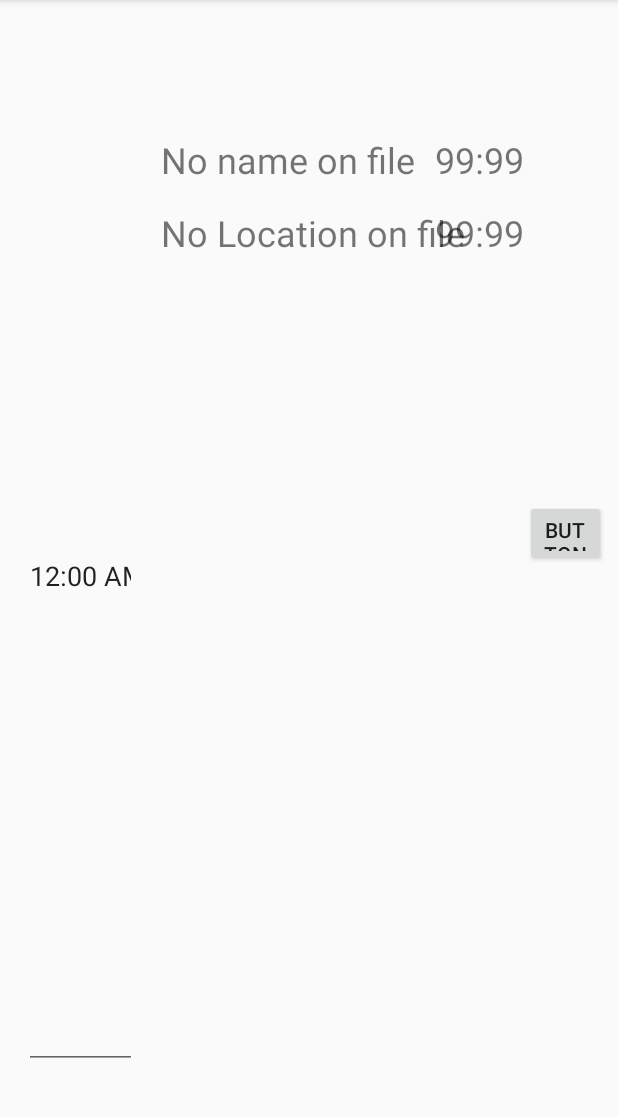
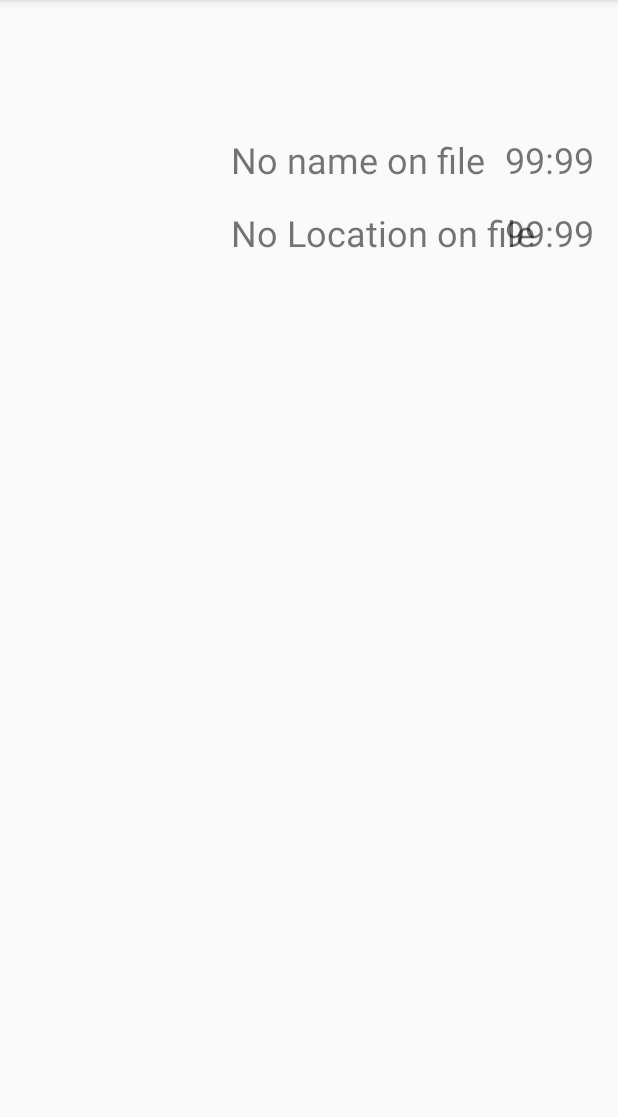
Before and after one commit to Jrjenkins001/hourbyhour, an Android app: the screen it shows after launch (MainActivity), in the options menu, after a tap on "Daily View", on a phone screen of 412 x 824 dp, the part 84-1201 px from its top. Run offline under Robolectric (Android 15) with nearby library versions, the phone set to English and light mode, and no system bars; libraries missing offline, so code that uses them is left out: com.prolificinteractive.materialcalendarview; 3 statements that could not run were skipped.

Commit message:
Even more cleaning up

```diff
--- a/app/src/main/java/com/example/hour_by_hour/MainActivity.java
+++ b/app/src/main/java/com/example/hour_by_hour/MainActivity.java
@@ -6,7 +6,6 @@ import android.os.Bundle;
 import android.support.v7.widget.LinearLayoutManager;
 import android.support.v7.widget.RecyclerView;
 import android.support.v7.widget.Toolbar;
-import android.util.Log;
 import android.view.Menu;
 import android.view.MenuInflater;
 import android.view.MenuItem;
--- a/app/src/main/java/com/example/hour_by_hour/TaskAdapter.java
+++ b/app/src/main/java/com/example/hour_by_hour/TaskAdapter.java
@@ -4,7 +4,6 @@ package com.example.hour_by_hour;
 import android.content.Context;
 import android.content.Intent;
 import android.support.annotation.NonNull;
-import android.support.constraint.ConstraintLayout;
 import android.support.v7.widget.RecyclerView;
 import android.view.LayoutInflater;
 import android.view.View;
@@ -67,7 +66,7 @@ implements Serializable {
 
     /**
      * fill the TaskAdapter with the provided list
-     * @param taskList
+     * @param taskList the tasks of a specific day
      */
     TaskAdapter(List<Task> taskList){
         this.taskList = taskList;
--- a/app/src/main/res/layout/activity_edit_task.xml
+++ b/app/src/main/res/layout/activity_edit_task.xml
@@ -89,6 +89,7 @@
 
             <TextView
                 android:id="@+id/label_description_edit"
+                android:labelFor="@+id/description_edit"
                 android:layout_width="wrap_content"
                 android:layout_height="wrap_content"
                 android:layout_marginStart="24dp"
@@ -103,7 +104,8 @@
                 android:layout_marginStart="24dp"
                 android:layout_marginTop="8dp"
                 android:ems="10"
-                android:inputType="textMultiLine" />
+                android:inputType="textMultiLine"
+                android:importantForAutofill="no"/>
 
             <TextView
                 android:id="@+id/start_time_text_edit"
--- a/app/src/main/res/layout/day_view.xml
+++ b/app/src/main/res/layout/day_view.xml
@@ -18,20 +18,6 @@
         app:layout_constraintTop_toTopOf="parent"
         app:popupTheme="@style/ThemeOverlay.AppCompat.Light" />
 
-    <EditText
-        android:id="@+id/editText"
-        android:layout_width="75dp"
-        android:layout_height="657dp"
-        android:layout_marginStart="16dp"
-        android:layout_marginTop="8dp"
-        android:layout_marginBottom="8dp"
-        android:ems="10"
-        android:inputType="time"
-        android:text="12:00 AM 1:00 AM 2:00 AM 3:00 AM 4:00 AM 5:00 AM 6:00 AM 7:00 AM 8:00 AM 9:00 AM 10:00 AM 11:00 AM 12:00 PM 1:00 PM 2:00 PM 3:00 PM 4:00 PM 5:00 AM 6:00 AM 7:00 PM 8:00 PM 9:00 PM 10:00PM 11:00 PM"
-        app:layout_constraintBottom_toBottomOf="parent"
-        app:layout_constraintStart_toStartOf="parent"
-        app:layout_constraintTop_toBottomOf="@+id/toolbar_day_view" />
-
     <android.support.v7.widget.RecyclerView
         android:id="@+id/day_recycler_view"
         android:layout_width="258dp"
@@ -43,24 +29,7 @@
         app:layout_constraintBottom_toBottomOf="parent"
         app:layout_constraintEnd_toEndOf="parent"
         app:layout_constraintHorizontal_bias="0.0"
-        app:layout_constraintStart_toEndOf="@+id/editText"
         app:layout_constraintTop_toBottomOf="@+id/toolbar_day_view"
         app:layout_constraintVertical_bias="0.666" />
 
-    <Button
-        android:id="@+id/button2"
-        android:layout_width="54dp"
-        android:layout_height="44dp"
-        android:layout_marginStart="8dp"
-        android:layout_marginTop="8dp"
-        android:layout_marginEnd="8dp"
-        android:layout_marginBottom="8dp"
-        android:text="Button"
-        app:layout_constraintBottom_toBottomOf="parent"
-        app:layout_constraintEnd_toEndOf="parent"
-        app:layout_constraintHorizontal_bias="1.0"
-        app:layout_constraintStart_toStartOf="parent"
-        app:layout_constraintTop_toTopOf="parent"
-        app:layout_constraintVertical_bias="0.499" />
-
 </android.support.constraint.ConstraintLayout>
--- a/app/src/main/res/layout/task_view_card.xml
+++ b/app/src/main/res/layout/task_view_card.xml
@@ -2,7 +2,6 @@
 <android.support.constraint.ConstraintLayout
     xmlns:android="http://schemas.android.com/apk/res/android"
     xmlns:app="http://schemas.android.com/apk/res-auto"
-    xmlns:tools="http://schemas.android.com/tools"
     android:orientation="horizontal"
     android:layout_width="match_parent"
     android:layout_height="wrap_content"
@@ -17,12 +16,9 @@
         android:layout_marginStart="8dp"
         android:layout_marginTop="8dp"
         android:layout_weight="1"
-        android:text="TextView"
         android:textSize="24sp"
         app:layout_constraintStart_toStartOf="parent"
         app:layout_constraintTop_toTopOf="parent" />
-
-    android:text="TextView"
 
     <TextView
         android:id="@+id/start_time_card"
@@ -31,7 +27,6 @@
         android:layout_marginTop="8dp"
         android:layout_marginEnd="8dp"
         android:layout_weight="1"
-        android:text="TextView"
         android:textSize="24sp"
         app:layout_constraintEnd_toEndOf="parent"
         app:layout_constraintTop_toTopOf="parent" />
@@ -43,7 +38,6 @@
         android:layout_marginTop="16dp"
         android:layout_marginEnd="8dp"
         android:layout_weight="1"
-        android:text="TextView"
         android:textSize="24sp"
         app:layout_constraintEnd_toEndOf="parent"
         app:layout_constraintTop_toBottomOf="@+id/start_time_card" />
@@ -54,7 +48,6 @@
         android:layout_height="wrap_content"
         android:layout_marginStart="8dp"
         android:layout_marginTop="16dp"
-        android:text="TextView"
         android:textSize="24sp"
         app:layout_constraintStart_toStartOf="parent"
         app:layout_constraintTop_toBottomOf="@+id/task_name_card" />
--- a/app/src/main/res/values/strings.xml
+++ b/app/src/main/res/values/strings.xml
@@ -4,13 +4,11 @@
     <string name="title_edit_event">Edit Event</string>
 
     <!-- File Storage -->
-    <string name="saved_data_info"></string>
+    <string name="saved_data_info">com.example.hour_by_hour.SAVED_DATA</string>
 
     <!-- View values -->
     <string name="event_name">Name</string>
-    <string name="example_event_name">Doctor\'s Apt</string>
     <string name="location_name">Location</string>
-    <string name="example_location_name">Location</string>
     <string name="time_start">Start Time</string>
     <string name="time_end">End Time</string>
     <string name="description_tag">Description</string>
```
Also changed, not shown: app/src/main/res/layout/month_view.xml (deleted, +0 -36 lines), app/src/main/res/layout/month_view2.xml (deleted, +0 -7 lines), app/src/main/res/layout/week_view.xml (deleted, +0 -147 lines).
